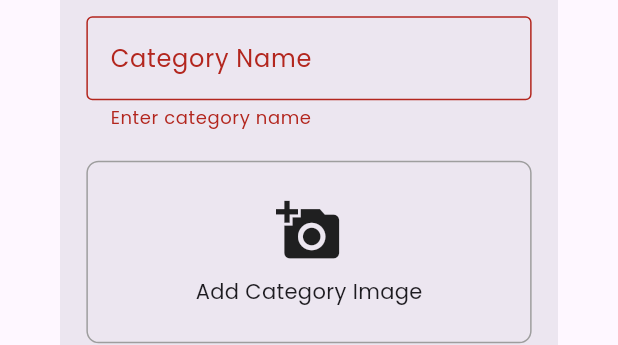
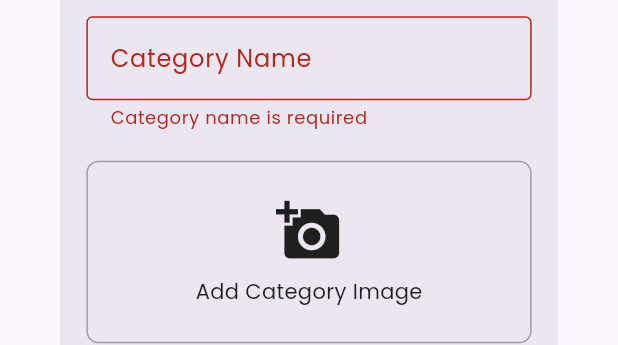
Before and after one commit to yadukrishnan369/beatbox, a Flutter app: the AddCategoryModal widget shown alone on an empty page, opened directly, after a tap on "Submit", on a phone screen of 412 x 824 dp. Shown: the part 424-769 px from the top of the screen. Run offline on Flutter 3.47's test engine with Material 3 defaults, Android fonts, the phone set to English and light mode, and no system bars; our stand-ins replace flutter_screenutil, google_fonts, hive, hive_flutter, image_picker, local_auth and 2 more; accounts and stored records are empty.

Commit message:
Prevent duplicate entries for products, categories, and brands

```diff
--- a/lib/features/product_management/ui/brand_category_screen.dart
+++ b/lib/features/product_management/ui/brand_category_screen.dart
@@ -53,7 +53,7 @@ class _BrandAndCategoryScreenState extends State<BrandAndCategoryScreen>
               controller: _tabController,
               indicatorColor: AppColors.primary,
               labelColor: AppColors.primary,
-              unselectedLabelColor: AppColors.primary,
+              unselectedLabelColor: AppColors.textDisabled,
               tabs: [
                 Tab(
                   icon: Icon(Icons.category, size: 24.sp),
--- a/lib/features/product_management/widgets/add_category_modal.dart
+++ b/lib/features/product_management/widgets/add_category_modal.dart
@@ -1,7 +1,9 @@
 import 'package:beatbox/core/app_colors.dart';
 import 'package:beatbox/features/product_management/controller/category_controller.dart';
 import 'package:beatbox/features/product_management/model/category_model.dart';
+import 'package:beatbox/utils/brand_category_validators_utils.dart';
 import 'package:beatbox/utils/image_picker_utils.dart';
+import 'package:beatbox/widgets/Loading_widgets/show_loading_dialog.dart';
 import 'package:flutter/material.dart';
 import 'dart:io';
 import 'package:flutter_screenutil/flutter_screenutil.dart';
@@ -53,6 +55,7 @@ class _AddCategoryModalState extends State<AddCategoryModal> {
     );
 
     CategoryController.addCategory(newCategory);
+    await showLoadingDialog(context, message: "saving...", showSucess: true);
     widget.onSubmit?.call(_categoryController.text, imageToSave);
 
     ScaffoldMessenger.of(context).showSnackBar(
@@ -114,16 +117,8 @@ class _AddCategoryModalState extends State<AddCategoryModal> {
                       ),
                     ),
                   ),
-                  validator: (value) {
-                    if (value == null || value.trim().isEmpty) {
-                      return 'Enter category name';
-                    }
-                    final isValid = RegExp(r'[a-zA-Z]').hasMatch(value);
-                    if (!isValid) {
-                      return 'Invalid category name';
-                    }
-                    return null;
-                  },
+                  validator:
+                      (value) => NameValidators.validateCategoryName(value),
                 ),
                 SizedBox(height: 20.h),
 
--- /dev/null
+++ b/lib/utils/brand_category_validators_utils.dart
@@ -0,0 +1,62 @@
+import 'package:beatbox/features/product_management/controller/brand_controller.dart';
+import 'package:beatbox/features/product_management/controller/category_controller.dart';
+
+class NameValidators {
+  static String? validateBrandName(
+    String? value, {
+    bool isEdit = false,
+    String? oldName,
+  }) {
+    if (value == null || value.trim().isEmpty) {
+      return 'Brand name is required';
+    }
+
+    final name = value.trim();
+    final lowerName = name.toLowerCase();
+
+    final hasLetter = RegExp(r'[a-zA-Z]').hasMatch(name);
+    if (!hasLetter) {
+      return 'Invalid brand name';
+    }
+
+    // Check for duplicates
+    final allBrands = BrandController.getBrands();
+    final exists = allBrands.any(
+      (brand) =>
+          brand.brandName.trim().toLowerCase() == lowerName &&
+          (!isEdit || brand.brandName.trim() != oldName?.trim()),
+    );
+
+    if (exists) return 'Brand already exists in store';
+    return null;
+  }
+
+  static String? validateCategoryName(
+    String? value, {
+    bool isEdit = false,
+    String? oldName,
+  }) {
+    if (value == null || value.trim().isEmpty) {
+      return 'Category name is required';
+    }
+
+    final name = value.trim();
+    final lowerName = name.toLowerCase();
+
+    final hasLetter = RegExp(r'[a-zA-Z]').hasMatch(name);
+    if (!hasLetter) {
+      return 'Invalid category name';
+    }
+
+    // Check for duplicates
+    final allCategories = CategoryController.getAllCategory();
+    final exists = allCategories.any(
+      (cat) =>
+          cat.categoryName.trim().toLowerCase() == lowerName &&
+          (!isEdit || cat.categoryName.trim() != oldName?.trim()),
+    );
+
+    if (exists) return 'Category already exists in store';
+    return null;
+  }
+}
```
Also changed, not shown: lib/features/product_management/ui/add_edit_product_screen.dart (+8 -1 lines), lib/features/product_management/widgets/add_brand_modal.dart (+4 -10 lines), lib/features/product_management/widgets/edit_catogory_brand_dialogs.dart (+31 -6 lines), lib/utils/add_edit_product_utils.dart (+17 -1 lines).
